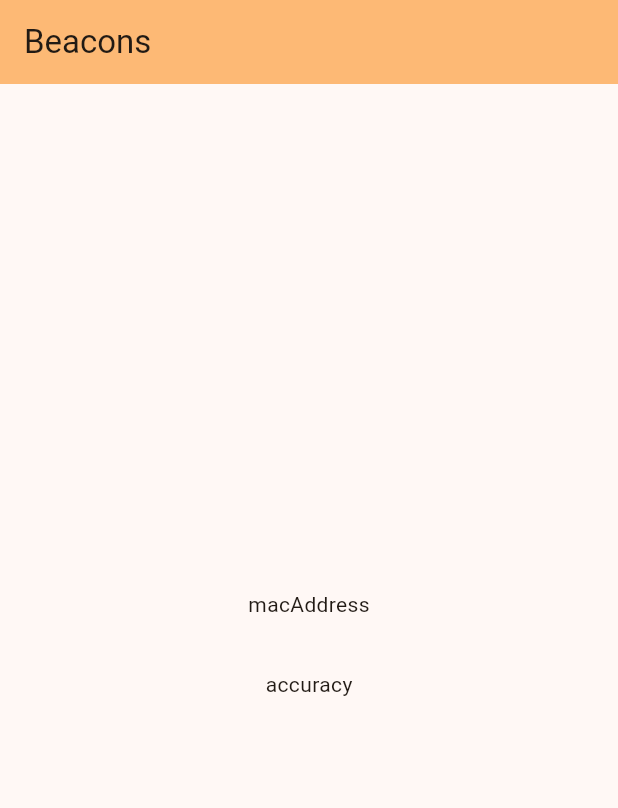
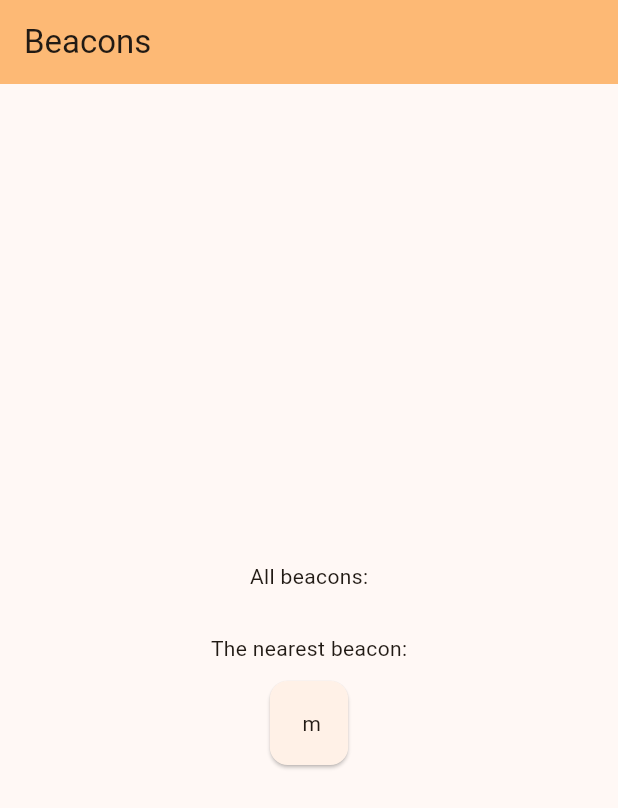
Before and after one commit to karelvrabeckv/beacon-app, a Flutter app: the screen it shows after launch, on a phone screen of 412 x 824 dp. Shown: the top 808 px of the screen. Run offline on Flutter 3.47's test engine with Material 3 defaults, Android fonts, the phone set to English and light mode, and no system bars; our stand-ins replace permission_handler, sqflite; missing offline and left inert: flutter_beacon; accounts and stored records are empty.

Commit message:
Nearest beacon detection DONE

```diff
--- a/beacon_app/lib/main.dart
+++ b/beacon_app/lib/main.dart
@@ -36,7 +36,8 @@ class BeaconScannerPage extends StatefulWidget {
 
 class _BeaconScannerPageState extends State<BeaconScannerPage> {
   List<Region> targetBeacons = [];
-  Beacon? beaconFound;
+  Map<String, double> beaconsFound = {};
+  MapEntry<String, double>? nearestBeacon;
 
   @override
   void initState() {
@@ -87,13 +88,12 @@ class _BeaconScannerPageState extends State<BeaconScannerPage> {
         .ranging(targetBeacons)
         .listen((result) {
           if (result.beacons.isNotEmpty) {
-            _addBeacon(result.beacons[0]);
+            _updateBeaconsFound(result.beacons);
+            _updateNearestBeacon();
 
             if (kDebugMode) {
               print('\x1B[32mBEACONS FOUND\x1B[0m');
-              print(
-                'macAddress: ${beaconFound!.macAddress}, '
-                'accuracy: ${beaconFound!.accuracy}, '
+              print('macAddress: ${nearestBeacon!.key}, accuracy: ${nearestBeacon!.value}, '
               );
             }
           } else {
@@ -105,9 +105,17 @@ class _BeaconScannerPageState extends State<BeaconScannerPage> {
     }
   }
 
-  void _addBeacon(Beacon beacon) {
+  void _updateBeaconsFound(List<Beacon> beacons) {
+    for (final beacon in beacons) {
+      beaconsFound[beacon.macAddress!] = beacon.accuracy;
+    }
+  }
+
+  void _updateNearestBeacon() {
     setState(() {
-      beaconFound = beacon;
+      nearestBeacon = beaconsFound.entries.reduce((current, next) =>
+        current.value < next.value ? current : next
+      );
     });
   }
 
@@ -122,11 +130,30 @@ class _BeaconScannerPageState extends State<BeaconScannerPage> {
         child: Column(
           mainAxisAlignment: MainAxisAlignment.center,
           children: <Widget>[
-            const Text('macAddress'),
-            Text(beaconFound?.macAddress.toString() ?? 'None'),
+            Padding(
+              padding: const EdgeInsets.all(8.0),
+              child: const Text('All beacons:'),
+            ),
+            for (final key in beaconsFound.keys)
+              Card(
+                child: Padding(
+                  padding: const EdgeInsets.all(18.0),
+                  child: Text('${key} ${beaconsFound[key]}m'),
+                )
+              ),
             const SizedBox(height: 12),
-            const Text('accuracy'),
-            Text(beaconFound?.accuracy.toString() ?? 'None'),
+            Padding(
+              padding: const EdgeInsets.all(8.0),
+              child: const Text('The nearest beacon:'),
+            ),
+            Card(
+              child: Padding(
+                padding: const EdgeInsets.all(18.0),
+                child: Text(
+                  '${nearestBeacon?.key.toString() ?? ''} ${nearestBeacon?.value.toString() ?? ''}m'
+                ),
+              ),
+            ),
           ],
         ),
       ),
```
